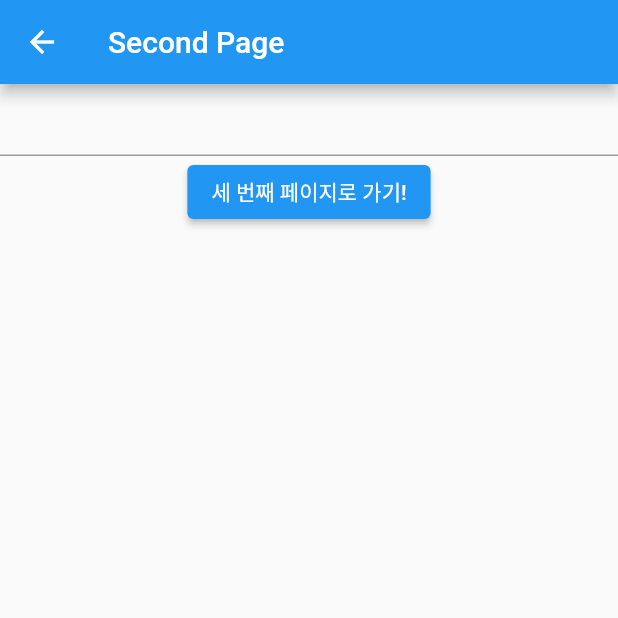
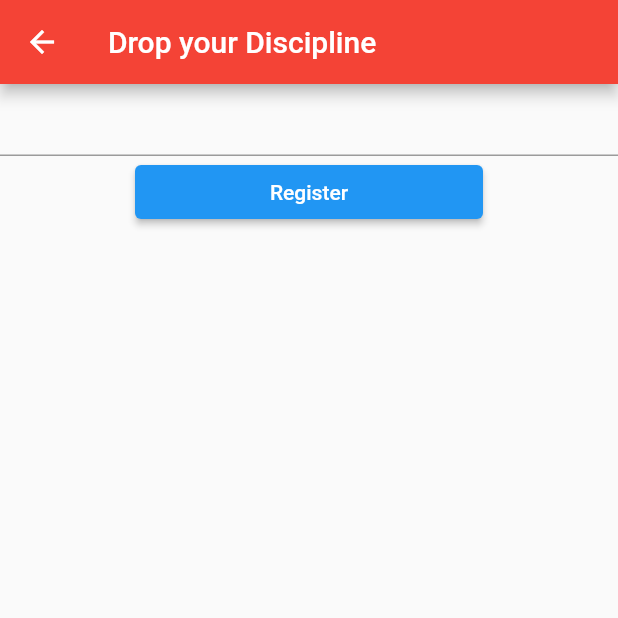
Before and after one commit to astronutts/flutter_riverpod, a Flutter app: the screen it shows after launch, after a tap on the "add" icon, on a phone screen of 412 x 824 dp, the top half of it. Run offline on Flutter 3.47's test engine with Material 2 defaults, Android fonts, the phone set to English and light mode, and no system bars; our stand-ins replace flutter_riverpod, shared_preferences.

Commit message:
no message

```diff
--- a/lib/main.dart
+++ b/lib/main.dart
@@ -1,10 +1,28 @@
 import 'package:flutter/material.dart';
+import 'package:flutter/services.dart';
+import 'package:flutter_riverpod/flutter_riverpod.dart';
+import 'package:flutter_study_0915/repos/todo_repo.dart';
 import 'package:flutter_study_0915/secondDetiall.dart';
 import 'package:flutter_study_0915/subDetail.dart';
 import 'package:flutter_study_0915/thirdDetail.dart';
+import 'package:flutter_study_0915/view_models/todo_vm.dart';
+import 'package:shared_preferences/shared_preferences.dart';
 
-void main() {
-  runApp(const MyApp());
+void main() async {
+  WidgetsFlutterBinding.ensureInitialized();
+
+  await SystemChrome.setPreferredOrientations(
+    [
+      DeviceOrientation.portraitUp,
+    ],
+  );
+
+  final preferences = await SharedPreferences.getInstance();
+  final repository = ToDoRepository(preferences);
+
+  runApp(ProviderScope(
+      overrides: [todoProvider.overrideWith(() => ToDoViewModel(repository))],
+      child: const MyApp()));
 }
 
 class MyApp extends StatelessWidget {
--- a/lib/secondDetiall.dart
+++ b/lib/secondDetiall.dart
@@ -1,15 +1,18 @@
 import 'package:flutter/material.dart';
+import 'package:flutter_riverpod/flutter_riverpod.dart';
+import 'package:flutter_study_0915/view_models/todo_vm.dart';
 
-class SecondDetail extends StatelessWidget {
+class SecondDetail extends ConsumerWidget {
   const SecondDetail({super.key});
 
   @override
-  Widget build(BuildContext context) {
+  Widget build(BuildContext context, WidgetRef ref) {
     TextEditingController controller = TextEditingController();
 
     return Scaffold(
       appBar: AppBar(
-        title: const Text('Second Page'),
+        backgroundColor: Colors.red,
+        title: const Text('Drop your Discipline'),
       ),
       body: Container(
         child: Center(
@@ -21,10 +24,16 @@ class SecondDetail extends StatelessWidget {
               ),
               ElevatedButton(
                 onPressed: () {
-                  Navigator.of(context).pop(controller.value.text);
+                  ref.watch(todoProvider.notifier).setTodo(controller.text);
+                  print(ref.watch(todoProvider));
+                  Navigator.of(context).pop();
                 },
-                child: const Text(
-                  '세 번째 페이지로 가기!',
+                child: const SizedBox(
+                  width: 200,
+                  child: Text(
+                    textAlign: TextAlign.center,
+                    'Register',
+                  ),
                 ),
               ),
             ],
--- a/lib/subDetail.dart
+++ b/lib/subDetail.dart
@@ -1,59 +1,51 @@
 import 'package:flutter/material.dart';
+import 'package:flutter_riverpod/flutter_riverpod.dart';
+import 'package:flutter_study_0915/view_models/todo_vm.dart';
 
-class SubDetail extends StatefulWidget {
+class SubDetail extends ConsumerStatefulWidget {
   const SubDetail({super.key});
 
   @override
-  State<SubDetail> createState() => _SubDetailState();
+  ConsumerState<SubDetail> createState() => _SubDetailState();
 }
 
-class _SubDetailState extends State<SubDetail> {
+class _SubDetailState extends ConsumerState<SubDetail> {
   List<String> todoList = List.empty(growable: true);
 
-  void _addNavigation(BuildContext context) async {
-    final result = await Navigator.of(context).pushNamed('/second');
-    setState(() {
-      todoList.add(result as String);
-    });
+  void _addNavigation(BuildContext context) {
+    Navigator.of(context).pushNamed('/second');
   }
 
   @override
   void initState() {
     super.initState();
-    todoList.add('스터디 공부');
-    todoList.add('클론 코딩');
-    todoList.add('파이어베이스 구현');
-    todoList.add('복습 및 블로그 포스팅');
   }
 
   @override
   Widget build(BuildContext context) {
     return Scaffold(
       appBar: AppBar(
-        title: const Text('Sub Detail Example'),
+        backgroundColor: Colors.red,
+        title: const Text(
+          'Discipline List',
+          style: TextStyle(fontWeight: FontWeight.bold),
+        ),
       ),
       body: ListView.builder(
         itemBuilder: ((context, index) {
           return Card(
             elevation: 2,
-            child: InkWell(
-              //탭, 더블탭, 롱탭 등 다양한 터치 이벤트를 처리할 수 있는 위젯
-              child: Text(
-                '${index + 1}. ${todoList[index]}',
-                style:
-                    const TextStyle(fontSize: 30, fontWeight: FontWeight.bold),
-                textAlign: TextAlign.center,
-              ),
-              onTap: () {
-                Navigator.of(context)
-                    .pushNamed('/third', arguments: todoList[index]);
-              },
+            child: Text(
+              ref.watch(todoProvider).todo,
+              style: const TextStyle(fontSize: 30, fontWeight: FontWeight.bold),
+              textAlign: TextAlign.center,
             ),
           );
         }),
         itemCount: todoList.length,
       ),
       floatingActionButton: FloatingActionButton(
+        backgroundColor: Colors.red,
         onPressed: () {
           _addNavigation(context);
         },
--- a/pubspec.yaml
+++ b/pubspec.yaml
@@ -35,6 +35,8 @@ dependencies:
   # The following adds the Cupertino Icons font to your application.
   # Use with the CupertinoIcons class for iOS style icons.
   cupertino_icons: ^1.0.2
+  flutter_riverpod: ^2.4.0
+  shared_preferences: ^2.2.1
 
 dev_dependencies:
   flutter_test:
```
Also changed, not shown: lib/models/todo_model.dart (added, +9 -0 lines), lib/repos/todo_repo.dart (added, +22 -0 lines), lib/view_models/todo_vm.dart (added, +30 -0 lines), pubspec.lock, 10 other files.
